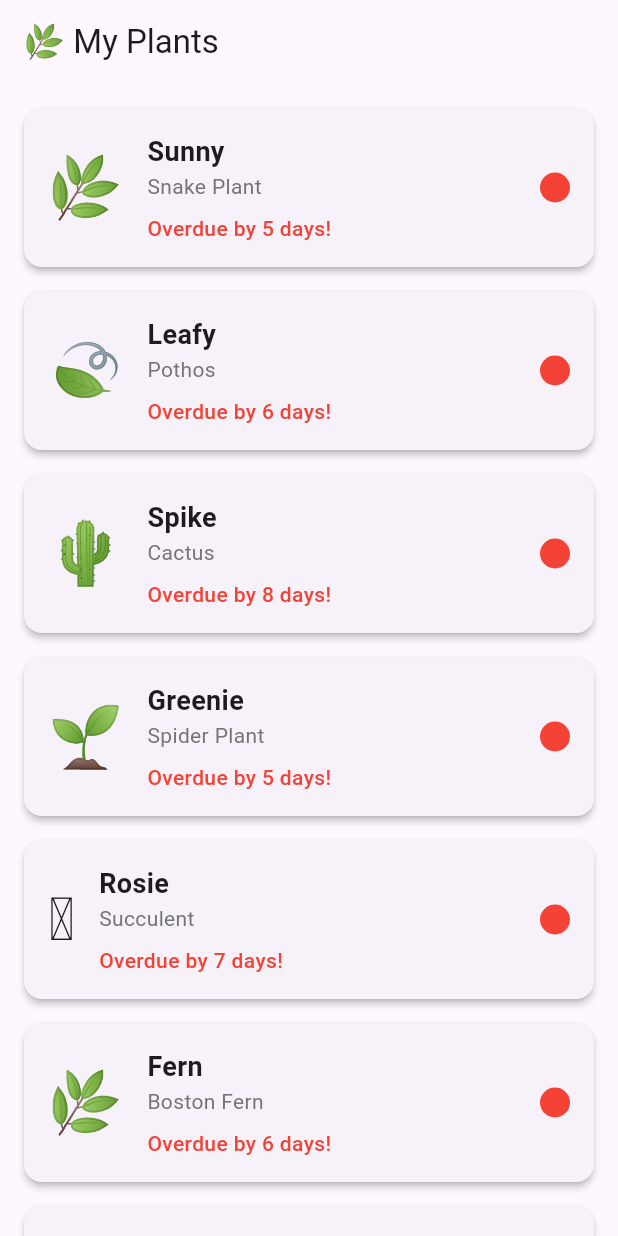
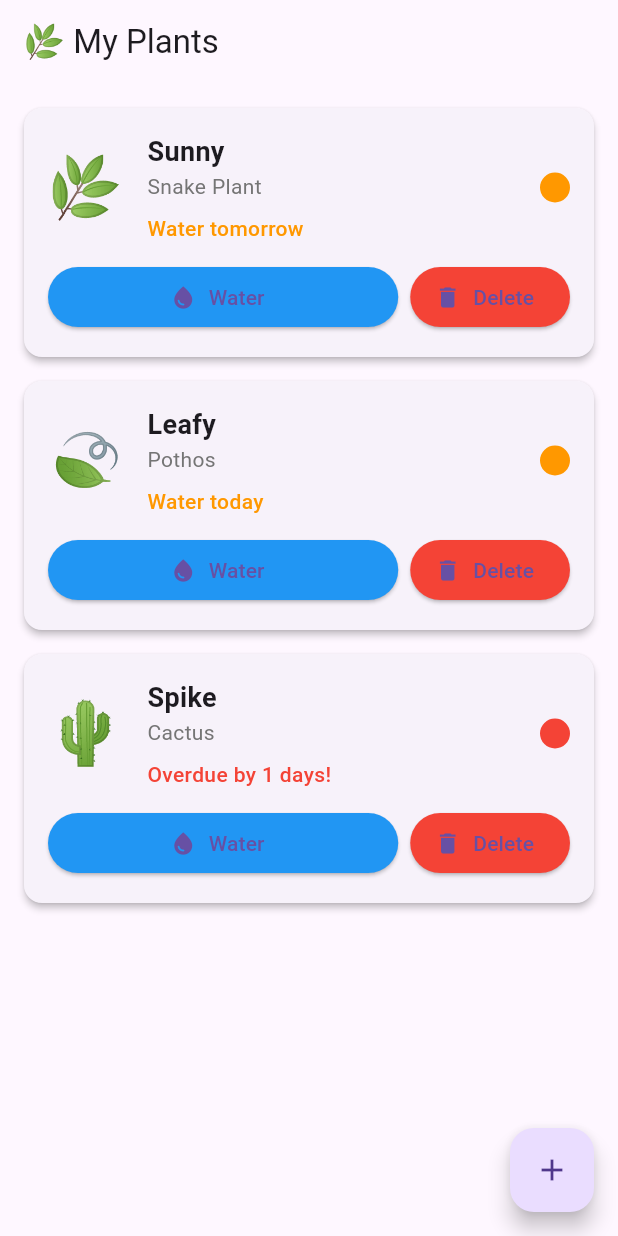
Before and after one commit to BamlakS/Plant-Care-Reminder, a Flutter app: the screen it shows after launch, on a phone screen of 412 x 824 dp. Run offline on Flutter 3.47's test engine with Material 3 defaults, Android fonts, the phone set to English and light mode, and no system bars; our stand-ins replace cloud_firestore, firebase_core; accounts and stored records are empty; statements that could not run were skipped.

Commit message:
Sprint 2: Completed

```diff
--- a/lib/main.dart
+++ b/lib/main.dart
@@ -1,7 +1,15 @@
 import 'package:flutter/material.dart';
+import 'package:firebase_core/firebase_core.dart';
+import 'firebase_options.dart';
 import 'models/plant.dart';
+import 'services/firestore_service.dart';
+import 'screens/add_plant_screen.dart';
 
-void main() {
+void main() async {
+  WidgetsFlutterBinding.ensureInitialized();
+  await Firebase.initializeApp(
+    options: DefaultFirebaseOptions.currentPlatform,
+  );
   runApp(const MyApp());
 }
 
@@ -21,84 +29,90 @@ class MyApp extends StatelessWidget {
   }
 }
 
-class HomeScreen extends StatelessWidget {
+class HomeScreen extends StatefulWidget {
   const HomeScreen({super.key});
 
-  // Hardcoded plant data for Sprint 1
-  static final List<Plant> myPlants = [
-    Plant(
-      id: "1",
-      name: "Sunny",
-      species: "Snake Plant",
-      lastWatered: DateTime(2025, 11, 12),
-      wateringFrequencyDays: 7,
-      careInstructions: "Water when soil is completely dry. Tolerates low light.",
-      emoji: "🌿",
+  @override
+  State<HomeScreen> createState() => _HomeScreenState();
+}
+
+class _HomeScreenState extends State<HomeScreen> {
+  final FirestoreService _firestoreService = FirestoreService();
+
+  @override
+  void initState() {
+    super.initState();
+    // Initialize sample data
+    _firestoreService.initializeSampleData();
+  }
+
+  Future<void> _waterPlant(String plantId, String plantName) async {
+    try {
+      await _firestoreService.waterPlant(plantId);
+      if (mounted) {
+        ScaffoldMessenger.of(context).showSnackBar(
+          SnackBar(
+            content: Text('$plantName watered! 💧'),
+            backgroundColor: Colors.blue,
+            duration: const Duration(seconds: 2),
           ),
-    Plant(
-      id: "2",
-      name: "Leafy",
-      species: "Pothos",
-      lastWatered: DateTime(2025, 11, 13),
-      wateringFrequencyDays: 5,
-      careInstructions: "Water when top inch of soil is dry. Bright indirect light.",
-      emoji: "🍃",
+        );
+      }
+    } catch (e) {
+      if (mounted) {
+        ScaffoldMessenger.of(context).showSnackBar(
+          SnackBar(
+            content: Text('Error: $e'),
+            backgroundColor: Colors.red,
           ),
-    Plant(
-      id: "3",
-      name: "Spike",
-      species: "Cactus",
-      lastWatered: DateTime(2025, 11, 2),
-      wateringFrequencyDays: 14,
-      careInstructions: "Water sparingly. Needs full sun and well-draining soil.",
-      emoji: "🌵",
+        );
+      }
+    }
+  }
+
+  Future<void> _deletePlant(String plantId, String plantName) async {
+    final confirmed = await showDialog<bool>(
+      context: context,
+      builder: (context) => AlertDialog(
+        title: const Text('Delete Plant'),
+        content: Text('Are you sure you want to delete $plantName?'),
+        actions: [
+          TextButton(
+            onPressed: () => Navigator.pop(context, false),
+            child: const Text('Cancel'),
           ),
-    Plant(
-      id: "4",
-      name: "Greenie",
-      species: "Spider Plant",
-      lastWatered: DateTime(2025, 11, 14),
-      wateringFrequencyDays: 5,
-      careInstructions: "Keep soil lightly moist. Prefers bright indirect light.",
-      emoji: "🌱",
+          ElevatedButton(
+            onPressed: () => Navigator.pop(context, true),
+            style: ElevatedButton.styleFrom(backgroundColor: Colors.red),
+            child: const Text('Delete'),
           ),
-    Plant(
-      id: "5",
-      name: "Rosie",
-      species: "Succulent",
-      lastWatered: DateTime(2025, 11, 7),
-      wateringFrequencyDays: 10,
-      careInstructions: "Water deeply but infrequently. Needs bright light.",
-      emoji: "🪴",
+        ],
       ),
-    Plant(
-      id: "6",
-      name: "Fern",
-      species: "Boston Fern",
-      lastWatered: DateTime(2025, 11, 15),
-      wateringFrequencyDays: 3,
-      careInstructions: "Keep soil consistently moist. High humidity needed.",
-      emoji: "🌿",
+    );
+
+    if (confirmed == true) {
+      try {
+        await _firestoreService.deletePlant(plantId);
+        if (mounted) {
+          ScaffoldMessenger.of(context).showSnackBar(
+            SnackBar(
+              content: Text('$plantName deleted'),
+              backgroundColor: Colors.orange,
             ),
-    Plant(
-      id: "7",
-      name: "Lucky",
-      species: "Bamboo",
-      lastWatered: DateTime(2025, 11, 10),
-      wateringFrequencyDays: 7,
-      careInstructions: "Change water weekly. Indirect light preferred.",
-      emoji: "🎋",
+          );
+        }
+      } catch (e) {
+        if (mounted) {
+          ScaffoldMessenger.of(context).showSnackBar(
+            SnackBar(
+              content: Text('Error deleting plant: $e'),
+              backgroundColor: Colors.red,
             ),
-    Plant(
-      id: "8",
-      name: "Minty",
-      species: "Mint Plant",
-      lastWatered: DateTime(2025, 11, 16),
-      wateringFrequencyDays: 2,
-      careInstructions: "Water frequently. Loves full sun. Pinch for bushiness.",
-      emoji: "🌿",
-    ),
-  ];
+          );
+        }
+      }
+    }
+  }
 
   @override
   Widget build(BuildContext context) {
@@ -106,13 +120,76 @@ class HomeScreen extends StatelessWidget {
       appBar: AppBar(
         title: const Text('🌿 My Plants'),
       ),
-      body: ListView.builder(
+      body: StreamBuilder<List<Plant>>(
+        stream: _firestoreService.getPlants(),
+        builder: (context, snapshot) {
+          // Loading state
+          if (snapshot.connectionState == ConnectionState.waiting) {
+            return const Center(child: CircularProgressIndicator());
+          }
+
+          // Error state
+          if (snapshot.hasError) {
+            return Center(
+              child: Column(
+                mainAxisAlignment: MainAxisAlignment.center,
+                children: [
+                  const Icon(Icons.error_outline, size: 64, color: Colors.red),
+                  const SizedBox(height: 16),
+                  Text('Error: ${snapshot.error}'),
+                  const SizedBox(height: 16),
+                  ElevatedButton(
+                    onPressed: () => setState(() {}),
+                    child: const Text('Retry'),
+                  ),
+                ],
+              ),
+            );
+          }
+
+          // No data state
+          if (!snapshot.hasData || snapshot.data!.isEmpty) {
+            return Center(
+              child: Column(
+                mainAxisAlignment: MainAxisAlignment.center,
+                children: [
+                  const Icon(Icons.eco, size: 64, color: Colors.grey),
+                  const SizedBox(height: 16),
+                  const Text(
+                    'No plants yet!',
+                    style: TextStyle(fontSize: 20, color: Colors.grey),
+                  ),
+                  const SizedBox(height: 8),
+                  const Text(
+                    'Tap the + button to add your first plant',
+                    style: TextStyle(color: Colors.grey),
+                  ),
+                ],
+              ),
+            );
+          }
+
+          // Data loaded successfully
+          final plants = snapshot.data!;
+
+          return ListView.builder(
             padding: const EdgeInsets.all(16),
-        itemCount: myPlants.length,
+            itemCount: plants.length,
             itemBuilder: (context, index) {
-          final plant = myPlants[index];
+              final plant = plants[index];
               return _buildPlantCard(plant);
             },
+          );
+        },
+      ),
+      floatingActionButton: FloatingActionButton(
+        onPressed: () {
+          Navigator.push(
+            context,
+            MaterialPageRoute(builder: (context) => const AddPlantScreen()),
+          );
+        },
+        child: const Icon(Icons.add),
       ),
     );
   }
@@ -123,7 +200,9 @@ class HomeScreen extends StatelessWidget {
       elevation: 2,
       child: Padding(
         padding: const EdgeInsets.all(16),
-        child: Row(
+        child: Column(
+          children: [
+            Row(
               children: [
                 // Plant emoji
                 Text(
@@ -168,6 +247,34 @@ class HomeScreen extends StatelessWidget {
                 ),
               ],
             ),
+            const SizedBox(height: 12),
+
+            // Action buttons
+            Row(
+              children: [
+                Expanded(
+                  child: ElevatedButton.icon(
+                    onPressed: () => _waterPlant(plant.id, plant.name),
+                    icon: const Icon(Icons.water_drop, size: 18),
+                    label: const Text('Water'),
+                    style: ElevatedButton.styleFrom(
+                      backgroundColor: Colors.blue,
+                    ),
+                  ),
+                ),
+                const SizedBox(width: 8),
+                ElevatedButton.icon(
+                  onPressed: () => _deletePlant(plant.id, plant.name),
+                  icon: const Icon(Icons.delete, size: 18),
+                  label: const Text('Delete'),
+                  style: ElevatedButton.styleFrom(
+                    backgroundColor: Colors.red,
+                  ),
+                ),
+              ],
+            ),
+          ],
+        ),
       ),
     );
   }
--- a/lib/models/plant.dart
+++ b/lib/models/plant.dart
@@ -1,4 +1,5 @@
 import 'package:flutter/material.dart';
+import 'package:cloud_firestore/cloud_firestore.dart';
 
 class Plant {
   final String id;
@@ -32,4 +33,30 @@ class Plant {
     if (daysUntilWatering <= 2) return Colors.yellow.shade700;
     return Colors.green;
   }
+
+  // Convert Plant to Map for Firestore
+  Map<String, dynamic> toMap() {
+    return {
+      'name': name,
+      'species': species,
+      'lastWatered': Timestamp.fromDate(lastWatered),
+      'wateringFrequencyDays': wateringFrequencyDays,
+      'careInstructions': careInstructions,
+      'emoji': emoji,
+    };
+  }
+
+  // Create Plant from Firestore document
+  factory Plant.fromFirestore(DocumentSnapshot doc) {
+    Map<String, dynamic> data = doc.data() as Map<String, dynamic>;
+    return Plant(
+      id: doc.id,
+      name: data['name'] ?? '',
+      species: data['species'] ?? '',
+      lastWatered: (data['lastWatered'] as Timestamp).toDate(),
+      wateringFrequencyDays: data['wateringFrequencyDays'] ?? 7,
+      careInstructions: data['careInstructions'] ?? '',
+      emoji: data['emoji'] ?? '🌿',
+    );
+  }
 }
--- a/pubspec.yaml
+++ b/pubspec.yaml
@@ -34,6 +34,8 @@ dependencies:
   # The following adds the Cupertino Icons font to your application.
   # Use with the CupertinoIcons class for iOS style icons.
   cupertino_icons: ^1.0.8
+  firebase_core: ^2.24.2
+  cloud_firestore: ^4.13.6
 
 dev_dependencies:
   flutter_test:
```
Also changed, not shown: lib/screens/add_plant_screen.dart (added, +198 -0 lines), lib/services/firestore_service.dart (added, +84 -0 lines), lib/firebase_options.dart (added), pubspec.lock, 1 other file. Lines whose indentation alone changed are shown as unchanged.
